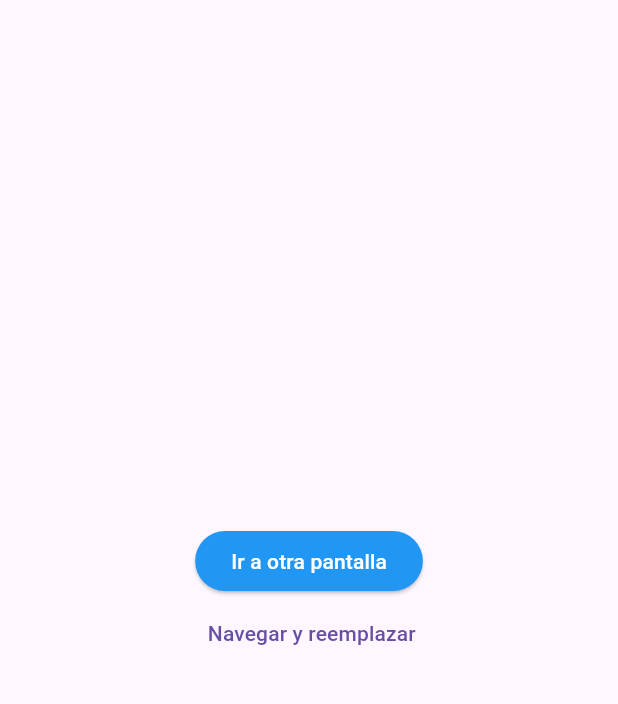
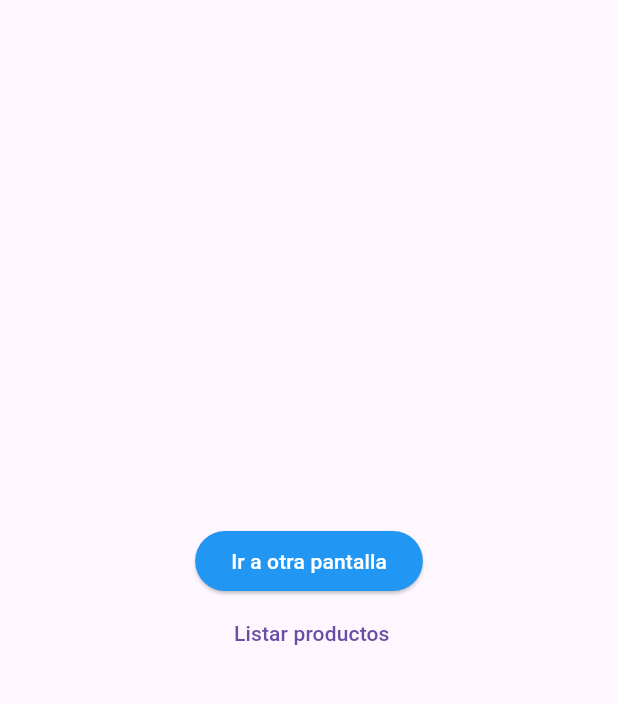
Before and after one commit to jalvarenga-unah/IS513-I-PAC-2024, a Flutter app: the screen it shows after launch, on a phone screen of 412 x 824 dp, the part 63-767 px from its top. Run offline on Flutter 3.47's test engine with Material 3 defaults, Android fonts, the phone set to English and light mode, and no system bars; our stand-ins replace cached_network_image, image_picker.

Commit message:
Trabjando y optimizando rutas

```diff
--- a/flutter-projects/componentes/lib/home_page.dart
+++ b/flutter-projects/componentes/lib/home_page.dart
@@ -1,3 +1,4 @@
+import 'package:componentes/my_routes.dart';
 import 'package:flutter/material.dart';
 
 class HomePage extends StatelessWidget {
@@ -19,15 +20,15 @@ class HomePage extends StatelessWidget {
               text: 'Ir a otra pantalla',
               onPressed: () {
                 // * Navegación a otra pantalla
-                Navigator.pushNamed(context, '/details');
+                Navigator.pushNamed(context, MyRoutes.details.name);
               },
             ),
             SecondaryButton(
-              text: ' Navegar y reemplazar',
+              text: ' Listar productos',
               onPressed: () {
                 // * Navegación a otra pantalla y reemplazar
                 //* la pila de navegación
-                Navigator.pushReplacementNamed(context, 'detail');
+                Navigator.pushReplacementNamed(context, MyRoutes.products.name);
               },
             ),
             // AlternativeButton(
--- a/flutter-projects/componentes/lib/main.dart
+++ b/flutter-projects/componentes/lib/main.dart
@@ -1,5 +1,5 @@
-import 'package:componentes/details_page.dart';
-import 'package:componentes/home_page.dart';
+import 'package:componentes/my_router.dart';
+import 'package:componentes/my_routes.dart';
 import 'package:flutter/material.dart';
 
 void main() => runApp(const MyApp());
@@ -12,25 +12,26 @@ class MyApp extends StatelessWidget {
     return MaterialApp(
       title: 'Material App',
       // home: HomePage(),
-      initialRoute: '/',
-      routes: {
-        '/': (context) => const HomePage(),
-        '/details': (context) => const DetailsPage(),
-      },
+      initialRoute: MyRoutes.home.name,
+      routes: routes,
       onGenerateRoute: (settings) {
         // ? Si la ruta no existe, se crea una ruta por defecto
         // ? que muestra un mensaje de error
 
-        switch (settings.name) {
-          case '/':
-            return MaterialPageRoute(builder: (context) => const HomePage());
-          case '/details':
-            return MaterialPageRoute(builder: (context) => const DetailsPage());
-          default:
-            return MaterialPageRoute(
-              builder: (context) => PageNotFound(name: settings.name),
-            );
-        }
+        // switch (settings.name) {
+        //   case '/':
+        //     return MaterialPageRoute(builder: (context) => const HomePage());
+        //   case '/details':
+        //     return MaterialPageRoute(builder: (context) => const DetailsPage());
+        //   default:
+        // return MaterialPageRoute(
+        //   builder: (context) => PageNotFound(name: settings.name),
+        // );
+        // }
+
+        return MaterialPageRoute(
+          builder: (context) => PageNotFound(name: settings.name),
+        );
       },
     );
   }
@@ -51,7 +52,7 @@ class PageNotFound extends StatelessWidget {
             Text('La ruta $name no existe'),
             ElevatedButton(
               onPressed: () {
-                Navigator.pushReplacementNamed(context, '/');
+                Navigator.pushReplacementNamed(context, MyRoutes.home.name);
               },
               child: const Text('Ir a la página principal'),
             ),
--- /dev/null
+++ b/flutter-projects/componentes/lib/my_router.dart
@@ -0,0 +1,11 @@
+import 'package:componentes/details_page.dart';
+import 'package:componentes/home_page.dart';
+import 'package:componentes/my_routes.dart';
+import 'package:componentes/produtcs_page.dart';
+import 'package:flutter/material.dart';
+
+final Map<String, Widget Function(BuildContext)> routes = {
+  MyRoutes.home.name: (context) => const HomePage(),
+  MyRoutes.details.name: (context) => const DetailsPage(),
+  MyRoutes.products.name: (context) => const ProductsPage()
+};
--- /dev/null
+++ b/flutter-projects/componentes/lib/my_routes.dart
@@ -0,0 +1,13 @@
+// class Routes {
+//   static const home = '/';
+//   static const details = '/details';
+// }
+
+// * la "variable", es Myroutes y sus valores son home, details, auth, products, productDetails
+enum MyRoutes {
+  home,
+  details,
+  auth,
+  products,
+  productDetails,
+}
--- a/flutter-projects/componentes/pubspec.yaml
+++ b/flutter-projects/componentes/pubspec.yaml
@@ -35,6 +35,7 @@ dependencies:
   # The following adds the Cupertino Icons font to your application.
   # Use with the CupertinoIcons class for iOS style icons.
   cupertino_icons: ^1.0.2
+  http: ^1.2.0
 
 dev_dependencies:
   flutter_test:
```
Also changed, not shown: flutter-projects/componentes/lib/produtcs_page.dart (added, +21 -0 lines), flutter-projects/componentes/pubspec.lock.
